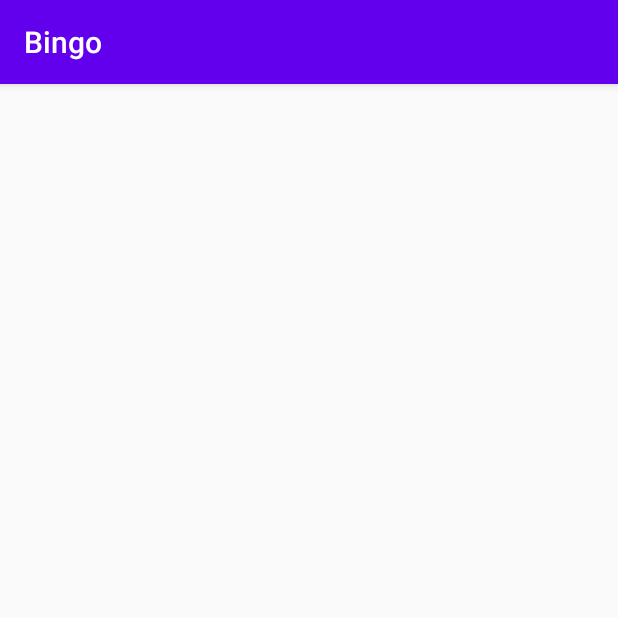
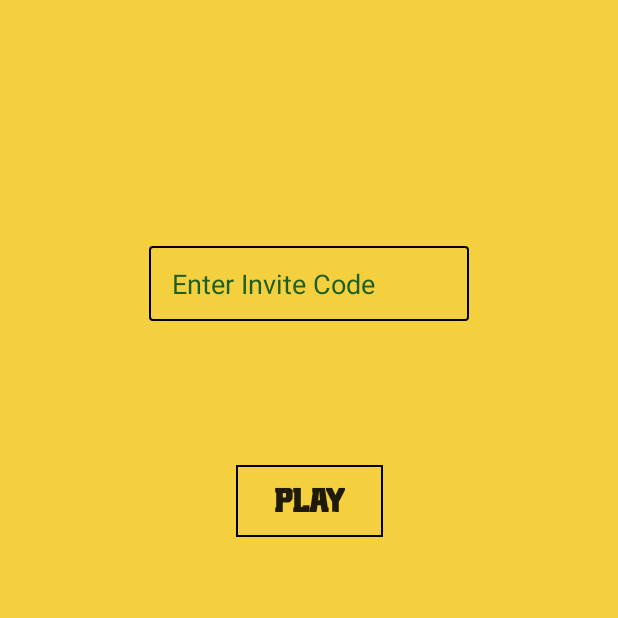
Before and after one commit to Adity2603/Game, an Android app: the invite_code screen opened directly, with no data from a screen before it, on a phone screen of 412 x 824 dp, the top half of it. Run offline under Robolectric (Android 15) with nearby library versions, the phone set to English and light mode, and no system bars.

Commit message:
invite code layout complete

```diff
--- a/Bingo/app/src/main/java/com/example/bingo/invite_code.java
+++ b/Bingo/app/src/main/java/com/example/bingo/invite_code.java
@@ -10,5 +10,8 @@ public class invite_code extends AppCompatActivity {
     protected void onCreate(Bundle savedInstanceState) {
         super.onCreate(savedInstanceState);
         setContentView(R.layout.activity_invite_code);
+        getSupportActionBar().hide();
+
+
     }
 }
--- a/Bingo/app/src/main/res/layout/activity_invite_code.xml
+++ b/Bingo/app/src/main/res/layout/activity_invite_code.xml
@@ -4,6 +4,39 @@
     xmlns:tools="http://schemas.android.com/tools"
     android:layout_width="match_parent"
     android:layout_height="match_parent"
+    android:background="@color/Yellow"
     tools:context=".invite_code">
 
+    <EditText
+        android:id="@+id/code"
+        android:layout_width="wrap_content"
+        android:layout_height="50sp"
+        android:layout_marginTop="164dp"
+        android:background="@drawable/custum_input"
+        android:ems="10"
+        android:hint="@string/invite"
+        android:importantForAutofill="no"
+        android:inputType="textPersonName"
+        android:paddingStart="15sp"
+        android:paddingEnd="15sp"
+        android:textColorHint="#1B5E20"
+        app:layout_constraintEnd_toEndOf="parent"
+        app:layout_constraintStart_toStartOf="parent"
+        app:layout_constraintTop_toTopOf="parent" />
+
+    <Button
+        android:id="@+id/button"
+        android:layout_width="wrap_content"
+        android:layout_height="wrap_content"
+        android:layout_marginTop="96dp"
+        android:fontFamily="@font/btn_font_2"
+        android:paddingStart="25sp"
+        android:paddingEnd="25sp"
+        android:text="@string/play"
+        android:background="@drawable/custum_btn"
+        android:textSize="22sp"
+        android:textStyle="bold"
+        app:layout_constraintEnd_toEndOf="parent"
+        app:layout_constraintStart_toStartOf="parent"
+        app:layout_constraintTop_toBottomOf="@+id/code" />
 </androidx.constraintlayout.widget.ConstraintLayout>
--- a/Bingo/app/src/main/res/values/strings.xml
+++ b/Bingo/app/src/main/res/values/strings.xml
@@ -8,4 +8,5 @@
     <string name="next">NEXT</string>
     <string name="large">Generate Number</string>
     <string name="start">Lets Start the game</string>
+    <string name="invite">Enter Invite Code</string>
 </resources>
```
